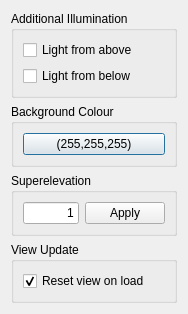
The window that VtkVis/VisPrefs.ui (ufz/ogs) describes before a commit, drawn with Qt 5.
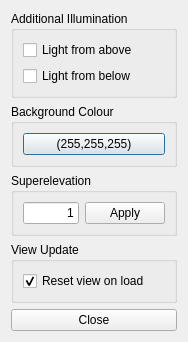
The same window after the commit. Custom widgets are drawn as their Qt base class.

Commit message: Close button VisPrefsDialog

What changed in the file:
```diff
--- a/VtkVis/VisPrefs.ui
+++ b/VtkVis/VisPrefs.ui
@@ -110,6 +110,13 @@
      </layout>
     </widget>
    </item>
+   <item>
+    <widget class="QPushButton" name="closePushButton">
+     <property name="text">
+      <string>Close</string>
+     </property>
+    </widget>
+   </item>
   </layout>
  </widget>
  <customwidgets>
```
Left out of the diff: 19 changed lines with no effect on the pictures. The commit also changes 2 other files.
